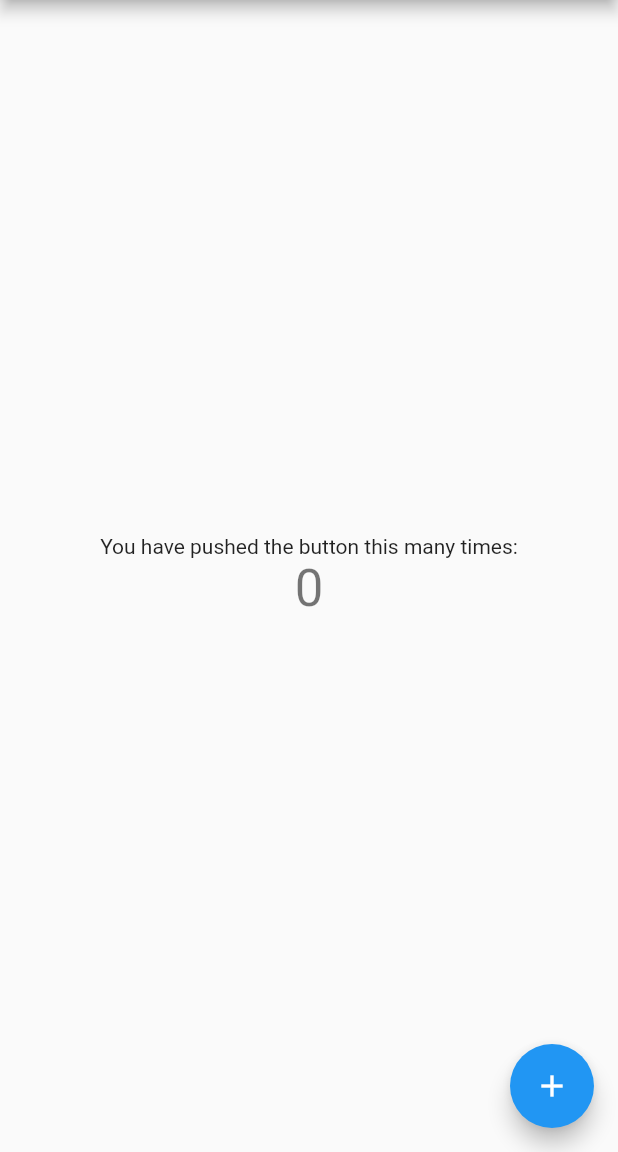
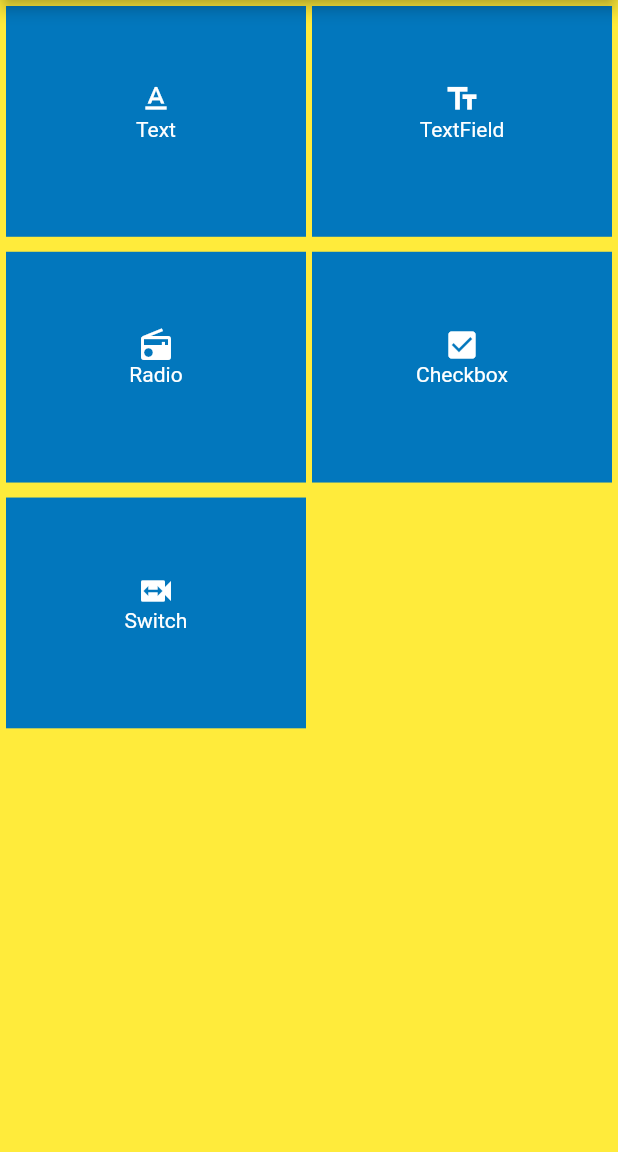
Before and after one commit to TestEngineerFish/material, a Flutter app: the screen it shows after launch, on a phone screen of 412 x 824 dp, the part 84-1236 px from its top. Run offline on Flutter 3.47's test engine with Material 2 defaults, Android fonts, the phone set to English and light mode, and no system bars.

Commit message:
添加首页

```diff
--- /dev/null
+++ b/lib/Demo/textDemo.dart
@@ -0,0 +1,86 @@
+import 'package:flutter/gestures.dart';
+import 'package:flutter/material.dart';
+
+class TextDemo extends StatefulWidget {
+  @override
+  _TextDemo createState() {
+    // TODO: implement createState
+    return _TextDemo();
+  }
+}
+
+class _TextDemo extends State<TextDemo> {
+  @override
+  Widget build(BuildContext context) {
+    // TODO: implement build
+    return ListView(
+      shrinkWrap: true,
+      padding: const EdgeInsets.all(15),
+      children: <Widget>[
+        Text("文本0" + '\n'),
+        Text("最多显示一行" * 18 + '\n', maxLines: 1),
+        Text("2倍大小显示" + '\n', textScaleFactor: 2,),
+        Text("截断方式：最后显示省略号" * 10 + '\n', overflow: TextOverflow.ellipsis, maxLines: 2,),
+        Text("截断方式：底部阴影渐变" * 10 + '\n', overflow: TextOverflow.fade, maxLines: 1, textScaleFactor: 4,),
+        Text("文字左对齐" * 10 + '\n', textAlign: TextAlign.left,),
+        Text("文字居中" * 10 + '\n', softWrap: true, textAlign: TextAlign.center,),
+        Text("字体大小QRS" + '\n', style: TextStyle(
+            fontSize: 26,
+            fontFamily: "Schyler",
+        ),),
+        Text("背景颜色", style: TextStyle(backgroundColor: Colors.yellow),),
+        Text("字体颜色" + '\n', style: TextStyle(
+            color: Colors.orange
+        ),),
+        Text("字体阴影", style: TextStyle(
+            shadows: [Shadow(color: Colors.red,offset: Offset(2, 2), blurRadius: 5.0)]
+        ), textScaleFactor: 3,),
+        Text("显示下划线", style: TextStyle(
+            decoration: TextDecoration.underline,
+            decorationStyle: TextDecorationStyle.dashed
+        ), textScaleFactor: 2,),
+        Text("背景设置"),
+        Text("设置高宽", softWrap: true, style: TextStyle(
+          height: 2,// fontSize * height
+        ),),
+        Text.rich(
+          TextSpan(
+            children: [
+              TextSpan(text: "Home:"),
+              TextSpan(text: "https://www.qpgjk.com", style: TextStyle(
+                color: Colors.blue
+              ))
+            ]
+          ),
+        ),
+        Text.rich(TextSpan(
+          style: TextStyle(
+            color: Colors.orange,
+            backgroundColor: Colors.white10
+          ),
+          children: [
+            TextSpan(
+              text: "继承Style",
+              style: TextStyle(
+                inherit: true,
+                color: Colors.blue
+              ),
+            ),
+            TextSpan(
+              text: "不继承Style",
+              style: TextStyle(
+                inherit: false,
+                color: Colors.black
+              ),
+            )
+          ]
+        )),
+      ],
+    );
+    return Column(
+      children: <Widget>[
+
+      ],
+    );
+  }
+}
--- /dev/null
+++ b/lib/WidgetCustomItem.dart
@@ -0,0 +1,46 @@
+import 'package:flutter/material.dart';
+
+class WidgetCustomItem extends StatefulWidget {
+  var name = "";
+  final IconData icon;
+
+  WidgetCustomItem(this.name, this.icon);
+
+  @override
+  _WidgetCustomItem createState() => _WidgetCustomItem(name, icon);
+}
+
+class _WidgetCustomItem extends State<WidgetCustomItem> {
+  var name = "";
+  final IconData icon;
+
+  _WidgetCustomItem(this.name, this.icon);
+
+  _onPressed() {
+    print(name);
+//    Navigator.of(context).push(route)
+  }
+
+  @override
+  Widget build(BuildContext context) {
+    return GestureDetector(onTap: _onPressed,
+    child: Container(
+      padding: const EdgeInsets.fromLTRB(0, 50, 0, 0),
+      color: Colors.lightBlue[800],
+      child: Center(
+        child: Column(
+          children: <Widget>[
+            Icon(
+              icon,
+              color: Colors.white,
+            ),
+            Text(
+              name,
+              style: TextStyle(color: Colors.white),
+            ),
+          ],
+        ),
+      ),
+    ));
+  }
+}
--- a/lib/main.dart
+++ b/lib/main.dart
@@ -1,4 +1,5 @@
 import 'package:flutter/material.dart';
+import 'package:material/widgetHome.dart';
 
 void main() => runApp(MyApp());
 
@@ -39,25 +40,7 @@ class _MyHomePageState extends State<MyHomePage> {
       appBar: AppBar(
         title: Text(widget.title),
       ),
-      body: Center(
-        child: Column(
-          mainAxisAlignment: MainAxisAlignment.center,
-          children: <Widget>[
-            Text(
-              'You have pushed the button this many times:',
-            ),
-            Text(
-              '$_counter',
-              style: Theme.of(context).textTheme.display1,
-            ),
-          ],
-        ),
-      ),
-      floatingActionButton: FloatingActionButton(
-        onPressed: _incrementCounter,
-        tooltip: 'Increment',
-        child: Icon(Icons.add),
-      ), // This trailing comma makes auto-formatting nicer for build methods.
+      body: WidgetHome(),
     );
   }
 }
--- /dev/null
+++ b/lib/widgetHome.dart
@@ -0,0 +1,32 @@
+import 'package:flutter/material.dart';
+import 'package:material/WidgetCustomItem.dart';
+
+class WidgetHome extends StatefulWidget {
+  @override
+  _WidgetHome createState() => _WidgetHome();
+}
+
+class _WidgetHome extends State<WidgetHome> {
+  @override
+  Widget build(BuildContext context) {
+    // TODO: implement build
+    return Container(
+      height: 800,
+      color: Colors.yellow,
+      child: GridView.count(
+        crossAxisCount: 2,
+        mainAxisSpacing: 10.0,
+        crossAxisSpacing: 4,
+        padding: const EdgeInsets.all(4.0),
+        childAspectRatio: 1.3,
+        children: <Widget>[
+          WidgetCustomItem("Text", Icons.text_format),
+          WidgetCustomItem("TextField", Icons.text_fields),
+          WidgetCustomItem("Radio", Icons.radio),
+          WidgetCustomItem("Checkbox", Icons.check_box),
+          WidgetCustomItem("Switch", Icons.switch_video),
+        ],
+      ),
+    );
+  }
+}
```
Also changed, not shown: lib/Demo/RadioDemo.dart (deleted, +0 -26 lines), lib/Demo/radioDemo.dart (added, +60 -0 lines), lib/Demo/textFieldDemo.dart (added, +59 -0 lines).
